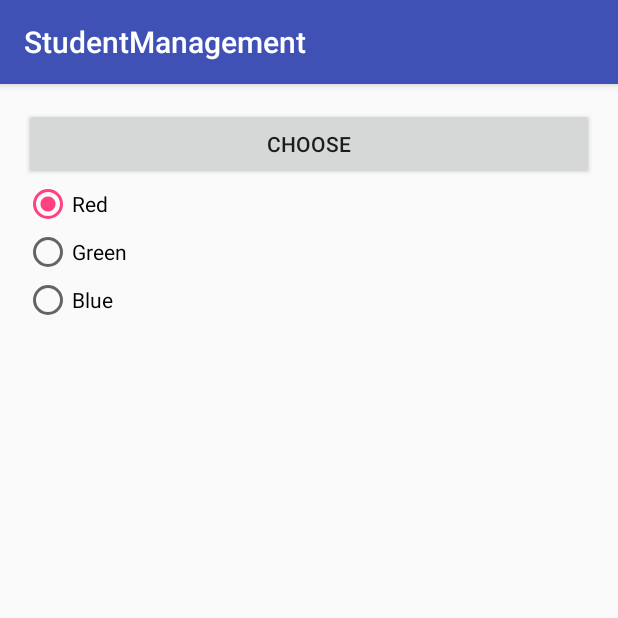
After one commit to trumpets/MC-AdvancedAndroidTopics, an Android app: the ColorChooserActivity screen opened directly, with no data from a screen before it, on a phone screen of 412 x 824 dp, the top half of it. The commit adds this screen. Run offline under Robolectric (Android 15) with nearby library versions, the phone set to English and light mode, and no system bars.

Commit message:
Implemented a sample of starting an activity for result.

```diff
--- a/app/src/main/AndroidManifest.xml
+++ b/app/src/main/AndroidManifest.xml
@@ -22,6 +22,9 @@
         <activity android:name=".StudentDetailsActivity"
                   android:screenOrientation="portrait" />
 
+        <activity android:name=".ColorChooserActivity"
+                  android:screenOrientation="portrait" />
+
     </application>
 
 </manifest>
--- /dev/null
+++ b/app/src/main/java/gr/academic/city/mc/studentmanagement/ColorChooserActivity.java
@@ -0,0 +1,53 @@
+package gr.academic.city.mc.studentmanagement;
+
+import android.content.Intent;
+import android.graphics.Color;
+import android.os.Bundle;
+import android.support.v7.app.AppCompatActivity;
+import android.view.View;
+import android.widget.RadioGroup;
+
+/**
+ * Created by trumpets on 5/12/16.
+ */
+public class ColorChooserActivity extends AppCompatActivity {
+
+    public static final String EXTRA_COLOR = "chosen.color";
+
+    @Override
+    protected void onCreate(Bundle savedInstanceState) {
+        super.onCreate(savedInstanceState);
+        setContentView(R.layout.activity_color_chooser);
+
+        findViewById(R.id.btn_submit_color).setOnClickListener(new View.OnClickListener() {
+            @Override
+            public void onClick(View v) {
+                int chosenColor;
+
+                RadioGroup colorsGroup = (RadioGroup) findViewById(R.id.rg_colors);
+                switch (colorsGroup.getCheckedRadioButtonId()) {
+                    case R.id.rb_red:
+                        chosenColor = Color.RED;
+                        break;
+
+                    case R.id.rb_green:
+                        chosenColor = Color.GREEN;
+                        break;
+
+                    case R.id.rb_blue:
+                        chosenColor = Color.BLUE;
+                        break;
+
+                    default:
+                        throw new UnsupportedOperationException("No implementation for radio button with id " + colorsGroup.getCheckedRadioButtonId());
+                }
+
+                Intent result = new Intent();
+                result.putExtra(EXTRA_COLOR, chosenColor);
+                setResult(RESULT_OK, result);
+
+                finish();
+            }
+        });
+    }
+}
--- /dev/null
+++ b/app/src/main/res/layout/activity_color_chooser.xml
@@ -0,0 +1,48 @@
+<?xml version="1.0" encoding="utf-8"?>
+<RelativeLayout
+    xmlns:android="http://schemas.android.com/apk/res/android"
+    xmlns:tools="http://schemas.android.com/tools"
+    android:layout_width="match_parent"
+    android:layout_height="match_parent"
+    android:paddingBottom="@dimen/activity_vertical_margin"
+    android:paddingLeft="@dimen/activity_horizontal_margin"
+    android:paddingRight="@dimen/activity_horizontal_margin"
+    android:paddingTop="@dimen/activity_vertical_margin"
+    tools:context="gr.academic.city.mc.studentmanagement.ColorChooserActivity">
+
+    <Button
+        android:id="@+id/btn_submit_color"
+        android:layout_width="match_parent"
+        android:layout_height="wrap_content"
+        android:layout_alignParentTop="true"
+        android:layout_centerHorizontal="true"
+        android:text="@string/choose"/>
+
+    <RadioGroup
+        android:id="@+id/rg_colors"
+        android:layout_width="match_parent"
+        android:layout_height="wrap_content"
+        android:layout_below="@id/btn_submit_color"
+        android:layout_centerHorizontal="true">
+
+        <RadioButton
+            android:id="@+id/rb_red"
+            android:layout_width="match_parent"
+            android:layout_height="wrap_content"
+            android:checked="true"
+            android:text="@string/red"/>
+
+        <RadioButton
+            android:id="@+id/rb_green"
+            android:layout_width="match_parent"
+            android:layout_height="wrap_content"
+            android:text="@string/green"/>
+
+        <RadioButton
+            android:id="@+id/rb_blue"
+            android:layout_width="match_parent"
+            android:layout_height="wrap_content"
+            android:text="@string/blue"/>
+    </RadioGroup>
+
+</RelativeLayout>
--- a/app/src/main/res/values/strings.xml
+++ b/app/src/main/res/values/strings.xml
@@ -5,8 +5,16 @@
     <string name="age">Age</string>
     <string name="insert">Insert</string>
     <string name="get_all">Get All</string>
+    <string name="choose_color">Choose Color</string>
+    <string name="red">Red</string>
+    <string name="green">Green</string>
+    <string name="blue">Blue</string>
+    <string name="choose">Choose</string>
+
+    <!-- MESSAGES -->
     <string name="msg_server_error">Server error</string>
     <string name="msg_student_created">Student created w00t!</string>
     <string name="msg_student_not_created">Student not created =(</string>
     <string name="msg_students_not_fetched">Students not fetched =(</string>
+
 </resources>
```
Also changed, not shown: app/src/main/java/gr/academic/city/mc/studentmanagement/MainActivity.java (+24 -0 lines), app/src/main/res/layout/activity_main.xml (+9 -1 lines).
